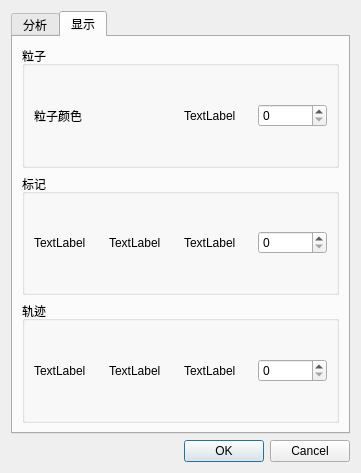
Qt form src/ui/settings.ui (alchemist1234/QTracker2) before a commit.
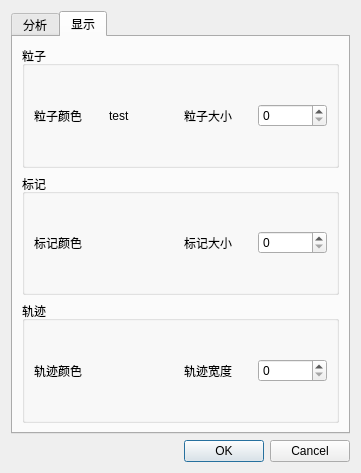
The same form after that commit. Custom widgets are drawn as their Qt base class.

Diff of the .ui file:
```diff
--- a/src/ui/settings.ui
+++ b/src/ui/settings.ui
@@ -732,14 +732,14 @@
                </sizepolicy>
               </property>
               <property name="text">
-               <string/>
+               <string>test</string>
               </property>
              </widget>
             </item>
             <item>
              <widget class="QLabel" name="label_3">
               <property name="text">
-               <string>TextLabel</string>
+               <string>粒子大小</string>
               </property>
              </widget>
             </item>
@@ -762,21 +762,21 @@
             <item>
              <widget class="QLabel" name="label_5">
               <property name="text">
-               <string>TextLabel</string>
+               <string>标记颜色</string>
               </property>
              </widget>
             </item>
             <item>
-             <widget class="QLabel" name="label_4">
+             <widget class="ColorLabel" name="lb_mark_color_display">
               <property name="text">
-               <string>TextLabel</string>
+               <string/>
               </property>
              </widget>
             </item>
             <item>
              <widget class="QLabel" name="label_6">
               <property name="text">
-               <string>TextLabel</string>
+               <string>标记大小</string>
               </property>
              </widget>
             </item>
@@ -799,21 +799,21 @@
             <item>
              <widget class="QLabel" name="label_7">
               <property name="text">
-               <string>TextLabel</string>
+               <string>轨迹颜色</string>
               </property>
              </widget>
             </item>
             <item>
-             <widget class="QLabel" name="label_8">
+             <widget class="ColorLabel" name="lb_trajectory_color_display">
               <property name="text">
-               <string>TextLabel</string>
+               <string/>
               </property>
              </widget>
             </item>
             <item>
              <widget class="QLabel" name="label_9">
               <property name="text">
-               <string>TextLabel</string>
+               <string>轨迹宽度</string>
               </property>
              </widget>
             </item>
@@ -841,6 +841,16 @@
    </item>
   </layout>
  </widget>
+ <customwidgets>
+  <customwidget>
+   <class>ColorLabel</class>
+   <extends>QLabel</extends>
+   <header>src.view.custom_widget</header>
+   <slots>
+    <signal>clicked(QMouseEvent)</signal>
+   </slots>
+  </customwidget>
+ </customwidgets>
  <resources/>
  <connections>
   <connection>
```
Left out of the diff: 24 changed lines with no effect on the pictures.
